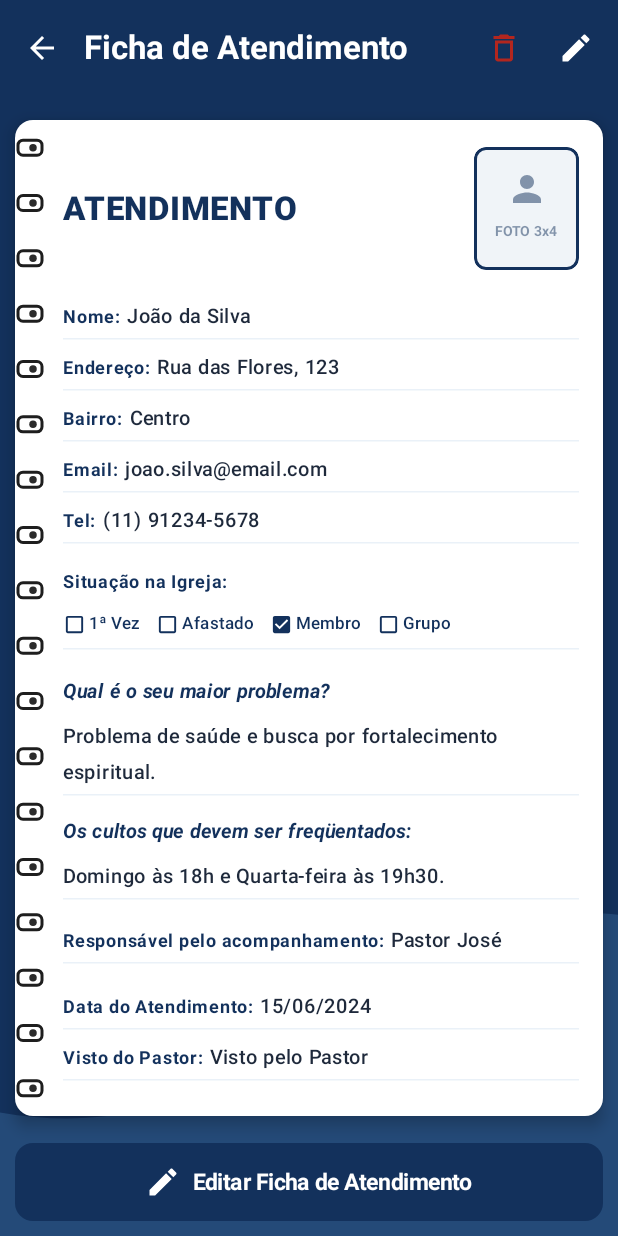
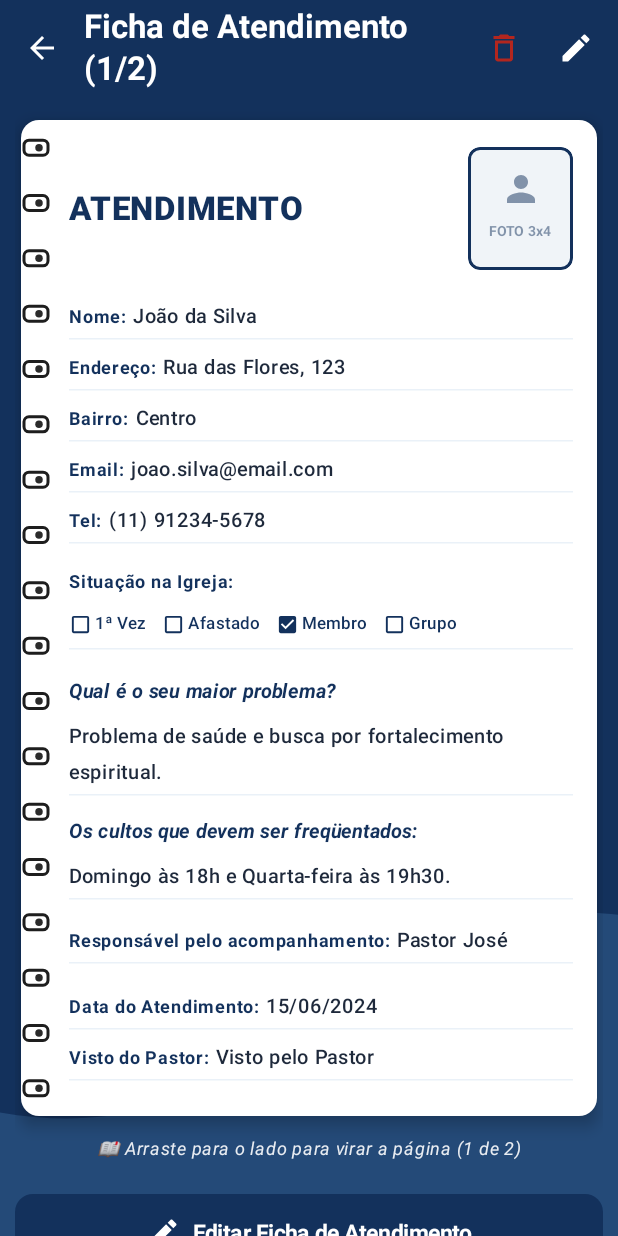
Before and after one commit to leandro311985/UniBook, an Android app built with Jetpack Compose: the @Preview function AttendanceDetailsScreenPreview, on a phone screen of 412 x 824 dp. Run offline under Robolectric (Android 15) with nearby library versions, the phone set to English and light mode, and no system bars.

Commit message:
Add attendance record swiping in details view and predefined group selection chips in spiritual care form
- Implement `HorizontalPager` in `AttendanceDetailsScreen` to enable browsing through multiple attendance records with page-turn animations
- Update state handling in `App` and `HomeScreen` to pass the full list of attendances to the details screen
- Add selectable option chips for predefined church ministries in the `SpiritualCare` form

```diff
--- a/shared/src/commonMain/kotlin/com/leandro/unibook/home/AttendanceDetailsScreen.kt
+++ b/shared/src/commonMain/kotlin/com/leandro/unibook/home/AttendanceDetailsScreen.kt
@@ -4,6 +4,8 @@ import androidx.compose.foundation.Canvas
 import androidx.compose.foundation.background
 import androidx.compose.foundation.border
 import androidx.compose.foundation.layout.*
+import androidx.compose.foundation.pager.HorizontalPager
+import androidx.compose.foundation.pager.rememberPagerState
 import androidx.compose.foundation.rememberScrollState
 import androidx.compose.foundation.shape.RoundedCornerShape
 import androidx.compose.foundation.verticalScroll
@@ -30,6 +32,7 @@ import androidx.compose.ui.geometry.Offset
 import androidx.compose.ui.geometry.Size
 import androidx.compose.ui.graphics.Color
 import androidx.compose.ui.graphics.drawscope.Stroke
+import androidx.compose.ui.graphics.graphicsLayer
 import androidx.compose.ui.text.font.FontStyle
 import androidx.compose.ui.text.font.FontWeight
 import androidx.compose.ui.text.style.TextOverflow
@@ -51,12 +54,19 @@ private val PaperBg = AppColors.CardBackground
 
 @Composable
 fun AttendanceDetailsScreen(
-    attendance: AttendanceItem,
+    attendances: List<AttendanceItem>,
+    initialAttendance: AttendanceItem,
     onBack: () -> Unit,
-    onEdit: () -> Unit,
-    onDelete: suspend () -> AttendanceResult = { AttendanceResult.Success },
+    onEdit: (AttendanceItem) -> Unit,
+    onDelete: suspend (AttendanceItem) -> AttendanceResult = { AttendanceResult.Success },
     onDeleted: () -> Unit = {}
 ) {
+    val initialIndex = remember(attendances, initialAttendance) {
+        attendances.indexOfFirst { it.id == initialAttendance.id }.let { if (it >= 0) it else 0 }
+    }
+    val pagerState = rememberPagerState(initialPage = initialIndex) { attendances.size }
+    val currentAttendance = attendances.getOrNull(pagerState.currentPage) ?: initialAttendance
+
     var showDeleteConfirmation by remember { mutableStateOf(false) }
     var isDeleting by remember { mutableStateOf(false) }
     var deleteError by remember { mutableStateOf<String?>(null) }
@@ -70,7 +80,7 @@ fun AttendanceDetailsScreen(
             title = { Text("Excluir atendimento?") },
             text = {
                 Text(
-                    deleteError ?: "O atendimento de ${attendance.nome} será removido do app e do servidor.",
+                    deleteError ?: "O atendimento de ${currentAttendance.nome} será removido do app e do servidor.",
                     textAlign = TextAlign.Start
                 )
             },
@@ -80,7 +90,7 @@ fun AttendanceDetailsScreen(
                     onClick = {
                         scope.launch {
                             isDeleting = true
-                            when (val result = onDelete()) {
+                            when (val result = onDelete(currentAttendance)) {
                                 AttendanceResult.Success -> onDeleted()
                                 is AttendanceResult.Error -> {
                                     deleteError = result.message
@@ -113,7 +123,7 @@ fun AttendanceDetailsScreen(
         topBar = {
             TopAppBar(
                 title = {
-                    Text("Ficha de Atendimento", fontWeight = FontWeight.Bold)
+                    Text("Ficha de Atendimento (${pagerState.currentPage + 1}/${attendances.size})", fontWeight = FontWeight.Bold)
                 },
                 navigationIcon = {
                     IconButton(onClick = onBack) {
@@ -128,7 +138,7 @@ fun AttendanceDetailsScreen(
                             tint = MaterialTheme.colorScheme.error
                         )
                     }
-                    IconButton(onClick = onEdit) {
+                    IconButton(onClick = { onEdit(currentAttendance) }) {
                         Icon(Icons.Default.Edit, contentDescription = "Editar ficha")
                     }
                 },
@@ -141,19 +151,39 @@ fun AttendanceDetailsScreen(
             )
         }
     ) { padding ->
-        FundoAzulComCurva{
+        FundoAzulComCurva {
             Column(
                 modifier = Modifier
                     .fillMaxSize()
                     .padding(padding)
                     .verticalScroll(rememberScrollState())
-                    .padding(vertical = 16.dp, horizontal = 10.dp)
+                    .padding(vertical = 16.dp, horizontal = 10.dp),
+                horizontalAlignment = Alignment.CenterHorizontally
             ) {
-                // CADERNO PAUTADO COM ESPIRAL
+                // PAGER DE FICHA ESTILO CADERNO COM ANIMAÇÃO DE FOLHA
+                HorizontalPager(
+                    state = pagerState,
+                    modifier = Modifier.fillMaxWidth(),
+                    contentPadding = PaddingValues(horizontal = 4.dp),
+                    pageSpacing = 16.dp
+                ) { page ->
+                    val attendance = attendances[page]
+                    val pageOffset = (pagerState.currentPage - page) + pagerState.currentPageOffsetFraction
+
                     Card(
                         modifier = Modifier
                             .fillMaxWidth()
-                        .wrapContentHeight(),
+                            .wrapContentHeight()
+                            .graphicsLayer {
+                                // Efeito 3D de virar folha de caderno (rotação Y + escala + alpha)
+                                val rot = pageOffset * 35f
+                                rotationY = rot
+                                cameraDistance = 12f * density
+                                val scale = kotlin.math.max(0.85f, 1f - kotlin.math.abs(pageOffset) * 0.15f)
+                                scaleX = scale
+                                scaleY = scale
+                                alpha = kotlin.math.max(0.4f, 1f - kotlin.math.abs(pageOffset) * 0.6f)
+                            },
                         shape = RoundedCornerShape(12.dp),
                         colors = CardDefaults.cardColors(containerColor = PaperBg),
                         elevation = CardDefaults.cardElevation(defaultElevation = 6.dp)
@@ -316,12 +346,23 @@ fun AttendanceDetailsScreen(
                             }
                         }
                     }
+                }
+
+                if (attendances.size > 1) {
+                    Spacer(Modifier.height(10.dp))
+                    Text(
+                        text = "📖 Arraste para o lado para virar a página (${pagerState.currentPage + 1} de ${attendances.size})",
+                        fontSize = 12.sp,
+                        fontStyle = FontStyle.Italic,
+                        color = Color.White.copy(alpha = 0.9f)
+                    )
+                }
 
                 Spacer(Modifier.height(18.dp))
 
                 // BOTÕES DE AÇÃO DA FICHA
                 Button(
-                    onClick = onEdit,
+                    onClick = { onEdit(currentAttendance) },
                     modifier = Modifier
                         .fillMaxWidth()
                         .height(52.dp),
@@ -349,7 +390,6 @@ fun AttendanceDetailsScreen(
                 }
             }
         }
-
     }
 }
 
@@ -466,7 +506,39 @@ private fun NotebookCheck(
 fun AttendanceDetailsScreenPreview() {
     MaterialTheme {
         AttendanceDetailsScreen(
-            attendance = AttendanceItem(
+            attendances = listOf(
+                AttendanceItem(
+                    id = "1",
+                    nome = "João da Silva",
+                    endereco = "Rua das Flores, 123",
+                    bairro = "Centro",
+                    telefone = "(11) 91234-5678",
+                    email = "joao.silva@email.com",
+                    situacaoNaIgreja = listOf("MEMBRO"),
+                    maiorProblema = "Problema de saúde e busca por fortalecimento espiritual.",
+                    cultosAFrequentar = "Domingo às 18h e Quarta-feira às 19h30.",
+                    responsavelAcompanhamento = "Pastor José",
+                    dataAtendimento = "2024-06-15",
+                    vistoDoPastor = "Visto pelo Pastor",
+                    fotoBase64 = ""
+                ),
+                AttendanceItem(
+                    id = "2",
+                    nome = "Maria Oliveira",
+                    endereco = "Av. Principal, 456",
+                    bairro = "Jardim",
+                    telefone = "(11) 98765-4321",
+                    email = "maria@email.com",
+                    situacaoNaIgreja = listOf("PRIMEIRA_VEZ"),
+                    maiorProblema = "Dúvidas sobre a fé.",
+                    cultosAFrequentar = "Domingo às 18h",
+                    responsavelAcompanhamento = "Pr. Carlos",
+                    dataAtendimento = "2024-06-16",
+                    vistoDoPastor = "Visto",
+                    fotoBase64 = ""
+                )
+            ),
+            initialAttendance = AttendanceItem(
                 id = "1",
                 nome = "João da Silva",
                 endereco = "Rua das Flores, 123",
```
Also changed, not shown: shared/src/commonMain/kotlin/com/leandro/unibook/App.kt (+10 -4 lines), shared/src/commonMain/kotlin/com/leandro/unibook/attendance/SpiritualCare.kt (+41 -2 lines), shared/src/commonMain/kotlin/com/leandro/unibook/home/HomeScren.kt (+5 -2 lines). Lines whose indentation alone changed are shown as unchanged.
